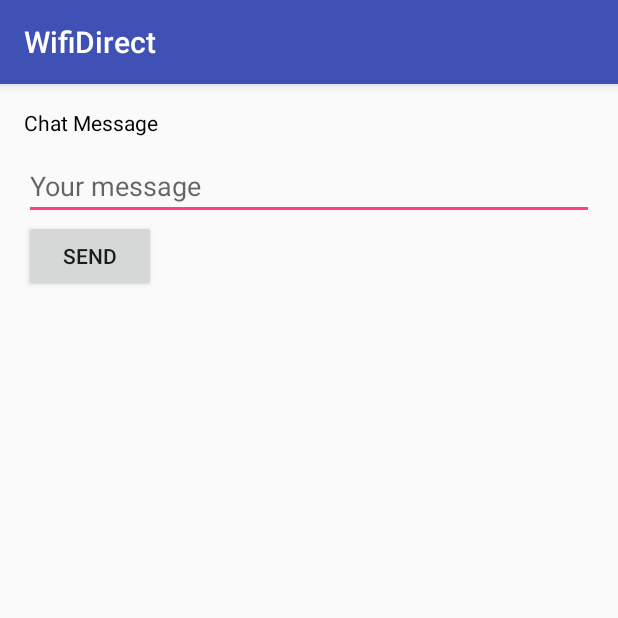
After one commit to navneet-nmk/WifiDirect, an Android app: the ChatActivity screen opened directly, with no data from a screen before it, on a phone screen of 412 x 824 dp, the top half of it. The commit adds this screen. Run offline under Robolectric (Android 15) with nearby library versions, the phone set to English and light mode, and no system bars.

Commit message:
Added Chat Window

```diff
--- /dev/null
+++ b/app/src/main/java/com/teenvan/wifidirect/ChatActivity.java
@@ -0,0 +1,132 @@
+package com.teenvan.wifidirect;
+
+import android.content.Context;
+import android.content.Intent;
+import android.net.Uri;
+import android.net.wifi.p2p.WifiP2pInfo;
+import android.net.wifi.p2p.WifiP2pManager;
+import android.os.AsyncTask;
+import android.os.Environment;
+import android.support.v7.app.AppCompatActivity;
+import android.os.Bundle;
+import android.util.Log;
+import android.view.View;
+import android.widget.Button;
+import android.widget.EditText;
+import android.widget.TextView;
+import android.widget.Toast;
+
+import java.io.File;
+import java.io.FileOutputStream;
+import java.io.IOException;
+import java.io.InputStream;
+import java.net.InetAddress;
+import java.net.ServerSocket;
+import java.net.Socket;
+
+public class ChatActivity extends AppCompatActivity implements WifiP2pManager.ConnectionInfoListener {
+
+    // Declaration of member variables
+    private TextView mChatText;
+    private Button mSendButton;
+    private EditText mMessage;
+
+    @Override
+    protected void onCreate(Bundle savedInstanceState) {
+        super.onCreate(savedInstanceState);
+        setContentView(R.layout.activity_chat);
+
+        // Referencing the UI elements
+        mChatText = (TextView)findViewById(R.id.chatText);
+        mSendButton = (Button)findViewById(R.id.sendMessage);
+        mMessage = (EditText)findViewById(R.id.messageEditText);
+
+
+        mSendButton.setOnClickListener(new View.OnClickListener() {
+            @Override
+            public void onClick(View v) {
+                String text = mMessage.getText().toString();
+
+            }
+        });
+    }
+
+    @Override
+    public void onConnectionInfoAvailable(WifiP2pInfo info) {
+        InetAddress groupOwnerAddress = info.groupOwnerAddress;
+
+        // After the group negotiation, we can determine the group owner.
+        if (info.groupFormed && info.isGroupOwner) {
+            // Do whatever tasks are specific to the group owner.
+            // One common case is creating a server thread and accepting
+            // incoming connections.
+
+            // Owner Side - Create a server
+            new FileServerAsyncTask(ChatActivity.this, )
+                    .execute();
+
+        } else if (info.groupFormed) {
+
+            // Client Side
+
+
+
+
+        }
+    }
+
+
+    public static class FileServerAsyncTask extends AsyncTask<Void, Void, String> {
+
+        private Context context;
+        private TextView statusText;
+
+        /**
+         * @param context
+         * @param statusText
+         */
+        public FileServerAsyncTask(Context context, View statusText) {
+            this.context = context;
+            this.statusText = (TextView) statusText;
+        }
+
+        @Override
+        protected String doInBackground(Void... params) {
+            try {
+                ServerSocket serverSocket = new ServerSocket(8988);
+                Log.d("WifiDirect", "Server: Socket opened");
+                Socket client = serverSocket.accept();
+                Log.d("WifiDirect", "Server: connection done");
+                InputStream inputstream = client.getInputStream();
+                serverSocket.close();
+                return inputstream.toString();
+            } catch (IOException e) {
+                Log.e("WifiDirect", e.getMessage());
+                return null;
+            }
+        }
+
+        /*
+         * (non-Javadoc)
+         * @see android.os.AsyncTask#onPostExecute(java.lang.Object)
+         */
+        @Override
+        protected void onPostExecute(String result) {
+            if (result != null) {
+                statusText.setText("File copied - " + result);
+
+            }
+
+        }
+
+        /*
+         * (non-Javadoc)
+         * @see android.os.AsyncTask#onPreExecute()
+         */
+        @Override
+        protected void onPreExecute() {
+            statusText.setText("Opening a server socket");
+        }
+
+    }
+}
--- a/app/src/main/java/com/teenvan/wifidirect/MainActivity.java
+++ b/app/src/main/java/com/teenvan/wifidirect/MainActivity.java
@@ -8,6 +8,7 @@ import android.net.wifi.WpsInfo;
 import android.net.wifi.p2p.WifiP2pConfig;
 import android.net.wifi.p2p.WifiP2pInfo;
 import android.net.wifi.p2p.WifiP2pManager;
+import android.net.wifi.p2p.nsd.WifiP2pDnsSdServiceInfo;
 import android.support.v7.app.AppCompatActivity;
 import android.os.Bundle;
 import android.support.v7.widget.LinearLayoutManager;
@@ -21,6 +22,8 @@ import com.teenvan.wifidirect.model.DeviceClass;
 
 import java.net.InetAddress;
 import java.util.ArrayList;
+import java.util.HashMap;
+import java.util.Map;
 
 import de.greenrobot.event.EventBus;
 
@@ -99,6 +102,8 @@ public class MainActivity extends AppCompatActivity implements WifiP2pManager.Co
                                 public void onSuccess() {
                                     Toast.makeText(MainActivity.this,"Connected",Toast.LENGTH_SHORT)
                                             .show();
+                                    Intent intent = new Intent(MainActivity.this, ChatActivity.class);
+                                    startActivity(intent);
                                 }
 
                                 @Override
@@ -110,6 +115,7 @@ public class MainActivity extends AppCompatActivity implements WifiP2pManager.Co
                         }
                     }
                 }));
+
     }
 
 
--- /dev/null
+++ b/app/src/main/res/layout/activity_chat.xml
@@ -0,0 +1,35 @@
+<?xml version="1.0" encoding="utf-8"?>
+<RelativeLayout
+    xmlns:android="http://schemas.android.com/apk/res/android"
+    xmlns:tools="http://schemas.android.com/tools"
+    android:layout_width="match_parent"
+    android:layout_height="match_parent"
+    android:paddingBottom="@dimen/activity_vertical_margin"
+    android:paddingLeft="@dimen/activity_horizontal_margin"
+    android:paddingRight="@dimen/activity_horizontal_margin"
+    android:paddingTop="@dimen/activity_vertical_margin"
+    tools:context="com.teenvan.wifidirect.ChatActivity">
+
+    <TextView
+        android:layout_width="wrap_content"
+        android:layout_height="wrap_content"
+        android:id="@+id/chatText"
+        android:textColor="@android:color/black"
+        android:text="Chat Message"/>
+
+    <EditText
+        android:id="@+id/messageEditText"
+        android:layout_marginTop="10dp"
+        android:layout_below="@+id/chatText"
+        android:layout_width="match_parent"
+        android:layout_height="wrap_content"
+        android:hint="Your message"/>
+
+    <Button
+        android:layout_width="wrap_content"
+        android:layout_height="wrap_content"
+        android:layout_below="@+id/messageEditText"
+        android:id="@+id/sendMessage"
+        android:text="Send"/>
+
+</RelativeLayout>
```
Also changed, not shown: app/src/main/AndroidManifest.xml (+10 -8 lines), app/src/main/java/com/teenvan/wifidirect/WifiBroadcastReceiver.java (+8 -0 lines).
